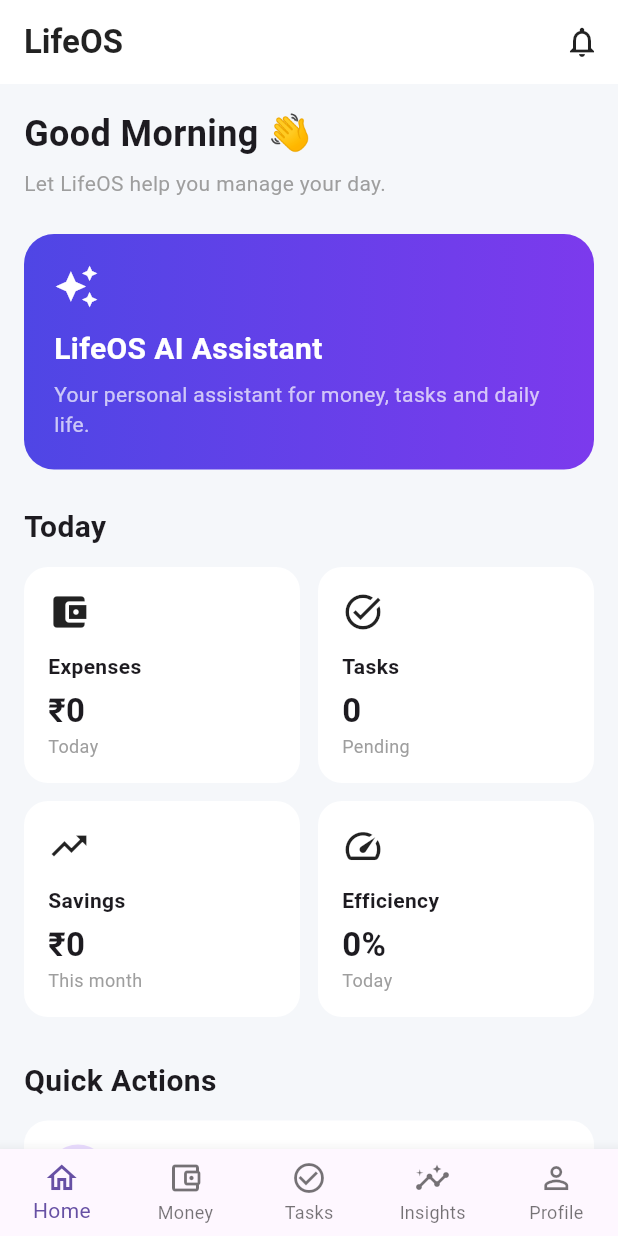
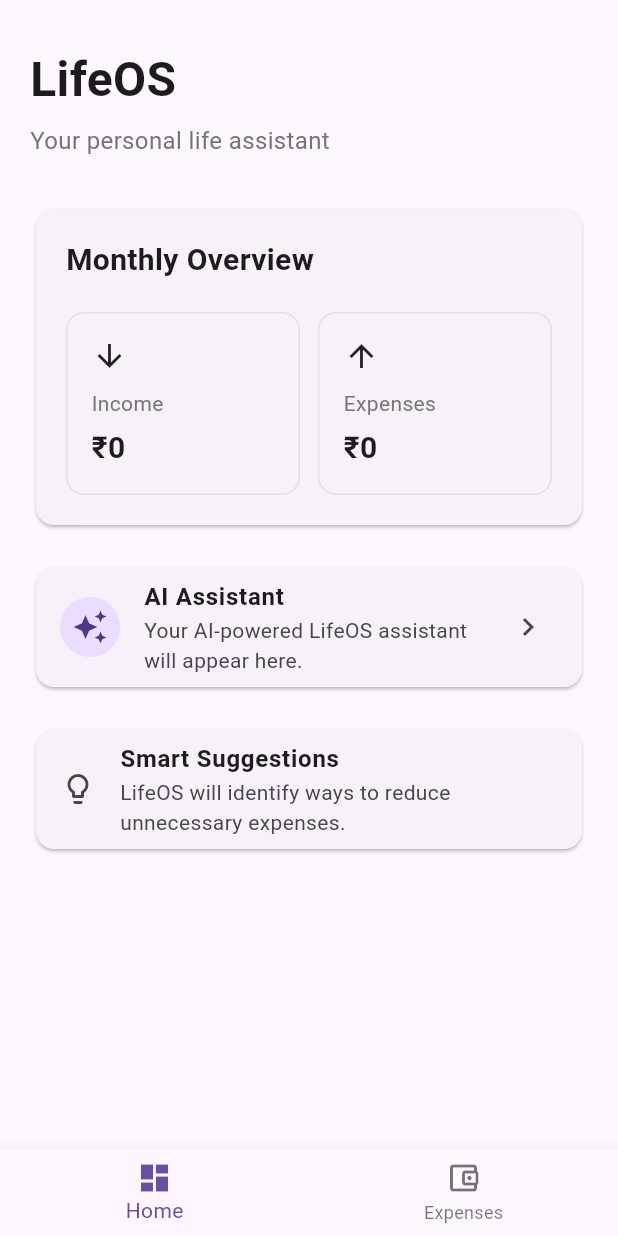
Before and after one commit to jigneshpatel1727-rgb/LIFEOZ, a Flutter app: the screen it shows after launch, on a phone screen of 412 x 824 dp. Run offline on Flutter 3.47's test engine with Material 3 defaults, Android fonts, the phone set to English and light mode, and no system bars.

Commit message:
Refactor HomeScreen to StatefulWidget with navigation

```diff
--- a/lib/screens/home_screen.dart
+++ b/lib/screens/home_screen.dart
@@ -1,307 +1,210 @@
 import 'package:flutter/material.dart';
 import 'expense_screen.dart';
 
-class HomeScreen extends StatelessWidget {
+class HomeScreen extends StatefulWidget {
   const HomeScreen({super.key});
+
+  @override
+  State<HomeScreen> createState() => _HomeScreenState();
+}
+
+class _HomeScreenState extends State<HomeScreen> {
+  int _selectedIndex = 0;
+
+  final List<Widget> _screens = const [
+    _DashboardScreen(),
+    ExpenseScreen(),
+  ];
+
+  void _onItemTapped(int index) {
+    setState(() {
+      _selectedIndex = index;
+    });
+  }
 
   @override
   Widget build(BuildContext context) {
     return Scaffold(
-      backgroundColor: const Color(0xFFF5F7FA),
-
-      appBar: AppBar(
-        backgroundColor: Colors.white,
-        elevation: 0,
-        title: const Text(
-          'LifeOS',
-          style: TextStyle(
-            color: Colors.black87,
-            fontWeight: FontWeight.bold,
+      body: _screens[_selectedIndex],
+      bottomNavigationBar: BottomNavigationBar(
+        currentIndex: _selectedIndex,
+        onTap: _onItemTapped,
+        items: const [
+          BottomNavigationBarItem(
+            icon: Icon(Icons.dashboard_outlined),
+            activeIcon: Icon(Icons.dashboard),
+            label: 'Home',
           ),
-        ),
-        actions: [
-          IconButton(
-            onPressed: () {},
-            icon: const Icon(
-              Icons.notifications_none,
-              color: Colors.black87,
-            ),
+          BottomNavigationBarItem(
+            icon: Icon(Icons.account_balance_wallet_outlined),
+            activeIcon: Icon(Icons.account_balance_wallet),
+            label: 'Expenses',
           ),
         ],
       ),
+    );
+  }
+}
 
-      body: SingleChildScrollView(
-        padding: const EdgeInsets.all(16),
+class _DashboardScreen extends StatelessWidget {
+  const _DashboardScreen();
+
+  @override
+  Widget build(BuildContext context) {
+    return SafeArea(
+      child: SingleChildScrollView(
+        padding: const EdgeInsets.all(20),
         child: Column(
           crossAxisAlignment: CrossAxisAlignment.start,
           children: [
+            const SizedBox(height: 10),
 
             const Text(
-              'Good Morning 👋',
+              'LifeOS',
               style: TextStyle(
-                fontSize: 24,
+                fontSize: 32,
                 fontWeight: FontWeight.bold,
               ),
             ),
 
             const SizedBox(height: 6),
 
-            const Text(
-              'Let LifeOS help you manage your day.',
+            Text(
+              'Your personal life assistant',
               style: TextStyle(
-                color: Colors.grey,
+                fontSize: 16,
+                color: Colors.grey.shade600,
               ),
             ),
 
-            const SizedBox(height: 24),
+            const SizedBox(height: 30),
 
-            // AI Assistant
-            Container(
-              width: double.infinity,
+            Card(
+              child: Padding(
                 padding: const EdgeInsets.all(20),
-              decoration: BoxDecoration(
-                gradient: const LinearGradient(
-                  colors: [
-                    Color(0xFF4F46E5),
-                    Color(0xFF7C3AED),
-                  ],
-                ),
-                borderRadius: BorderRadius.circular(20),
-              ),
-              child: const Column(
+                child: Column(
                   crossAxisAlignment: CrossAxisAlignment.start,
                   children: [
-                  Icon(
-                    Icons.auto_awesome,
-                    color: Colors.white,
-                    size: 30,
-                  ),
-                  SizedBox(height: 12),
-                  Text(
-                    'LifeOS AI Assistant',
-                    style: TextStyle(
-                      color: Colors.white,
-                      fontSize: 20,
-                      fontWeight: FontWeight.bold,
-                    ),
-                  ),
-                  SizedBox(height: 6),
-                  Text(
-                    'Your personal assistant for money, tasks and daily life.',
-                    style: TextStyle(
-                      color: Colors.white70,
-                    ),
-                  ),
-                ],
-              ),
-            ),
-
-            const SizedBox(height: 24),
-
                     const Text(
-              'Today',
+                      'Monthly Overview',
                       style: TextStyle(
                         fontSize: 20,
                         fontWeight: FontWeight.bold,
                       ),
                     ),
 
-            const SizedBox(height: 12),
+                    const SizedBox(height: 20),
 
                     Row(
                       children: [
                         Expanded(
-                  child: dashboardCard(
-                    Icons.account_balance_wallet,
-                    'Expenses',
-                    '₹0',
-                    'Today',
+                          child: _SummaryCard(
+                            title: 'Income',
+                            amount: '₹0',
+                            icon: Icons.arrow_downward,
                           ),
                         ),
                         const SizedBox(width: 12),
                         Expanded(
-                  child: dashboardCard(
-                    Icons.task_alt,
-                    'Tasks',
-                    '0',
-                    'Pending',
+                          child: _SummaryCard(
+                            title: 'Expenses',
+                            amount: '₹0',
+                            icon: Icons.arrow_upward,
                           ),
                         ),
                       ],
                     ),
-
-            const SizedBox(height: 12),
-
-            Row(
-              children: [
-                Expanded(
-                  child: dashboardCard(
-                    Icons.trending_up,
-                    'Savings',
-                    '₹0',
-                    'This month',
+                  ],
                 ),
               ),
-                const SizedBox(width: 12),
-                Expanded(
-                  child: dashboardCard(
-                    Icons.speed,
-                    'Efficiency',
-                    '0%',
-                    'Today',
+            ),
+
+            const SizedBox(height: 20),
+
+            Card(
+              child: ListTile(
+                leading: const CircleAvatar(
+                  child: Icon(Icons.auto_awesome),
+                ),
+                title: const Text(
+                  'AI Assistant',
+                  style: TextStyle(
+                    fontWeight: FontWeight.bold,
+                  ),
+                ),
+                subtitle: const Text(
+                  'Your AI-powered LifeOS assistant will appear here.',
+                ),
+                trailing: const Icon(Icons.chevron_right),
+                onTap: () {},
+              ),
+            ),
+
+            const SizedBox(height: 20),
+
+            Card(
+              child: ListTile(
+                leading: const Icon(Icons.lightbulb_outline),
+                title: const Text(
+                  'Smart Suggestions',
+                  style: TextStyle(
+                    fontWeight: FontWeight.bold,
+                  ),
+                ),
+                subtitle: const Text(
+                  'LifeOS will identify ways to reduce unnecessary expenses.',
+                ),
               ),
             ),
           ],
         ),
-
-            const SizedBox(height: 28),
-
-            const Text(
-              'Quick Actions',
-              style: TextStyle(
-                fontSize: 20,
-                fontWeight: FontWeight.bold,
-              ),
-            ),
-
-            const SizedBox(height: 12),
-
-            actionTile(
-              context,
-              Icons.add_card,
-              'Add Expense',
-              'Record your daily spending',
-              () {
-                Navigator.push(
-                  context,
-                  MaterialPageRoute(
-                    builder: (context) => const ExpenseScreen(),
-                  ),
-                );
-              },
-            ),
-
-            actionTile(
-              context,
-              Icons.add_task,
-              'Add Task',
-              'Plan something important',
-              () {},
-            ),
-
-            actionTile(
-              context,
-              Icons.analytics_outlined,
-              'View Reports',
-              'Understand your money and productivity',
-              () {},
-            ),
-          ],
-        ),
-      ),
-
-      bottomNavigationBar: const BottomNavigationBar(
-        currentIndex: 0,
-        type: BottomNavigationBarType.fixed,
-        items: [
-          BottomNavigationBarItem(
-            icon: Icon(Icons.home_outlined),
-            label: 'Home',
-          ),
-          BottomNavigationBarItem(
-            icon: Icon(Icons.account_balance_wallet_outlined),
-            label: 'Money',
-          ),
-          BottomNavigationBarItem(
-            icon: Icon(Icons.check_circle_outline),
-            label: 'Tasks',
-          ),
-          BottomNavigationBarItem(
-            icon: Icon(Icons.insights_outlined),
-            label: 'Insights',
-          ),
-          BottomNavigationBarItem(
-            icon: Icon(Icons.person_outline),
-            label: 'Profile',
-          ),
-        ],
       ),
     );
   }
+}
 
-  static Widget dashboardCard(
-    IconData icon,
-    String title,
-    String value,
-    String subtitle,
-  ) {
+class _SummaryCard extends StatelessWidget {
+  final String title;
+  final String amount;
+  final IconData icon;
+
+  const _SummaryCard({
+    required this.title,
+    required this.amount,
+    required this.icon,
+  });
+
+  @override
+  Widget build(BuildContext context) {
     return Container(
       padding: const EdgeInsets.all(16),
       decoration: BoxDecoration(
-        color: Colors.white,
-        borderRadius: BorderRadius.circular(16),
+        borderRadius: BorderRadius.circular(12),
+        border: Border.all(
+          color: Colors.grey.shade300,
+        ),
       ),
       child: Column(
         crossAxisAlignment: CrossAxisAlignment.start,
         children: [
-          Icon(icon, size: 28),
-          const SizedBox(height: 12),
+          Icon(icon, size: 24),
+          const SizedBox(height: 10),
           Text(
             title,
-            style: const TextStyle(
-              fontWeight: FontWeight.w600,
+            style: TextStyle(
+              color: Colors.grey.shade600,
             ),
           ),
-          const SizedBox(height: 4),
+          const SizedBox(height: 5),
           Text(
-            value,
+            amount,
             style: const TextStyle(
-              fontSize: 22,
+              fontSize: 20,
               fontWeight: FontWeight.bold,
-            ),
-          ),
-          Text(
-            subtitle,
-            style: const TextStyle(
-              color: Colors.grey,
-              fontSize: 12,
             ),
           ),
         ],
       ),
     );
   }
-
-  static Widget actionTile(
-    BuildContext context,
-    IconData icon,
-    String title,
-    String subtitle,
-    VoidCallback onTap,
-  ) {
-    return Container(
-      margin: const EdgeInsets.only(bottom: 10),
-      decoration: BoxDecoration(
-        color: Colors.white,
-        borderRadius: BorderRadius.circular(16),
-      ),
-      child: ListTile(
-        leading: CircleAvatar(
-          child: Icon(icon),
-        ),
-        title: Text(
-          title,
-          style: const TextStyle(
-            fontWeight: FontWeight.bold,
-          ),
-        ),
-        subtitle: Text(subtitle),
-        trailing: const Icon(
-          Icons.arrow_forward_ios,
-          size: 16,
-        ),
-        onTap: onTap,
-      ),
-    );
 }
-}
```
Lines whose indentation alone changed are shown as unchanged.
